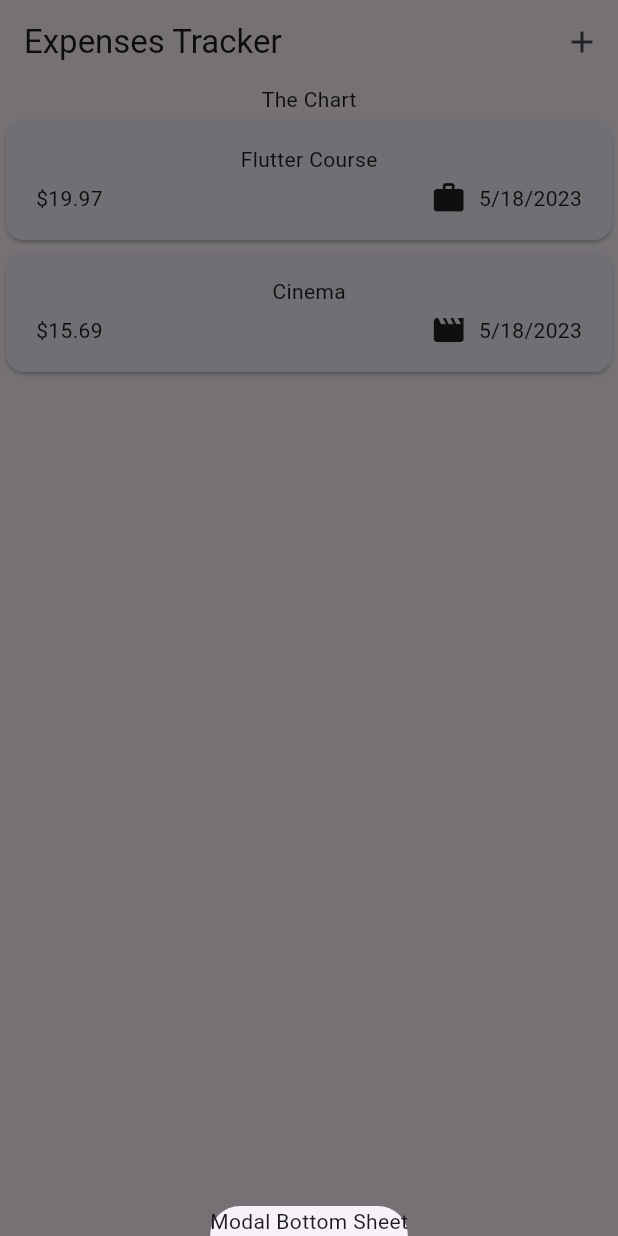
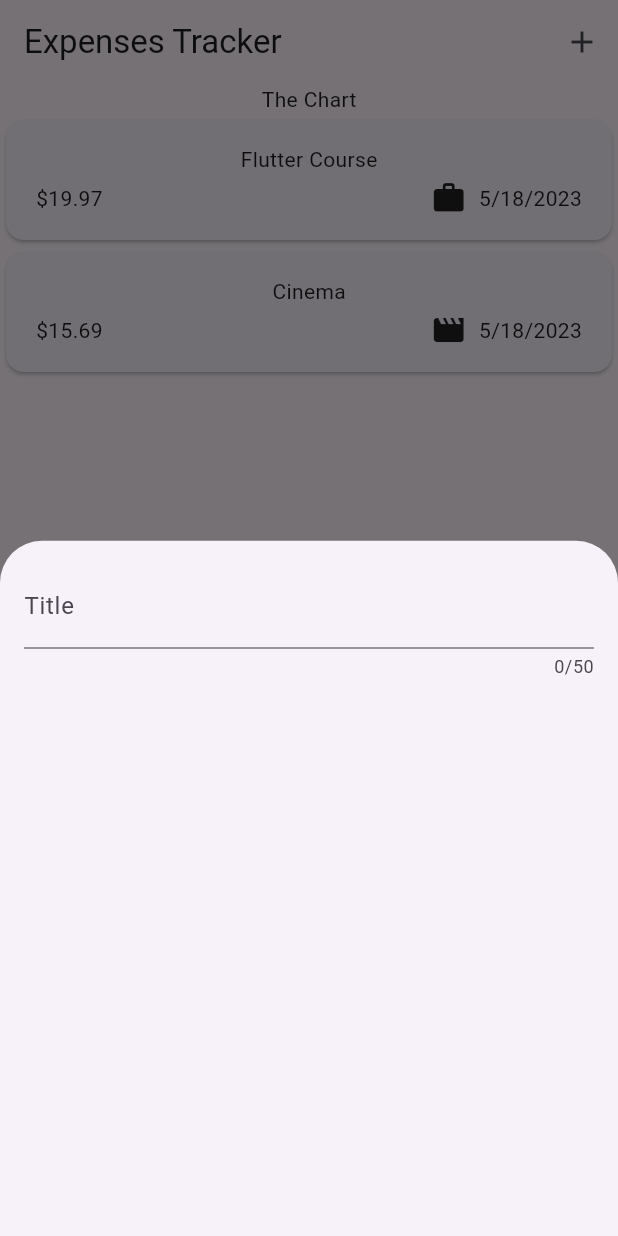
Before and after one commit to Tsenda-Djessy-Flavien/Expense_Tracker, a Flutter app: the screen it shows after launch, after a tap on the "add" icon, on a phone screen of 412 x 824 dp. Run offline on Flutter 3.47's test engine with Material 2 defaults, Android fonts, the phone set to English and light mode, and no system bars.

Commit message:
Gestion de l'entrée utilisateur (texte) avec le widget TextField

```diff
--- a/lib/app/expense.dart
+++ b/lib/app/expense.dart
@@ -1,5 +1,6 @@
 import 'package:expense_tracker_app/domain/models/expense_model.dart';
 import 'package:expense_tracker_app/presentation/widgets/expense_widgets/expense_list.dart';
+import 'package:expense_tracker_app/presentation/widgets/expense_widgets/new_expense.dart';
 import 'package:flutter/material.dart';
 
 class Expenses extends StatefulWidget {
@@ -28,7 +29,7 @@ class _ExpensesState extends State<Expenses> {
   void _openAddExpenseOverlay() {
     showModalBottomSheet(
       context: context,
-      builder: (ctx) => const Text('Modal Bottom Sheet'),
+      builder: (ctx) => const NewExpense(),
     );
   }
 
--- /dev/null
+++ b/lib/presentation/widgets/expense_widgets/new_expense.dart
@@ -0,0 +1,29 @@
+import 'package:flutter/material.dart';
+
+class NewExpense extends StatefulWidget {
+  const NewExpense({super.key});
+
+  @override
+  State<NewExpense> createState() => _NewExpenseState();
+}
+
+class _NewExpenseState extends State<NewExpense> {
+  @override
+  Widget build(BuildContext context) {
+    return Padding(
+      padding: const EdgeInsets.all(16),
+      child: Column(
+        children: const [
+          Expanded(
+            child: TextField(
+              maxLength: 50,
+              decoration: InputDecoration(
+                label: Text('Title'),
+              ),
+            ),
+          ),
+        ],
+      ),
+    );
+  }
+}
```
